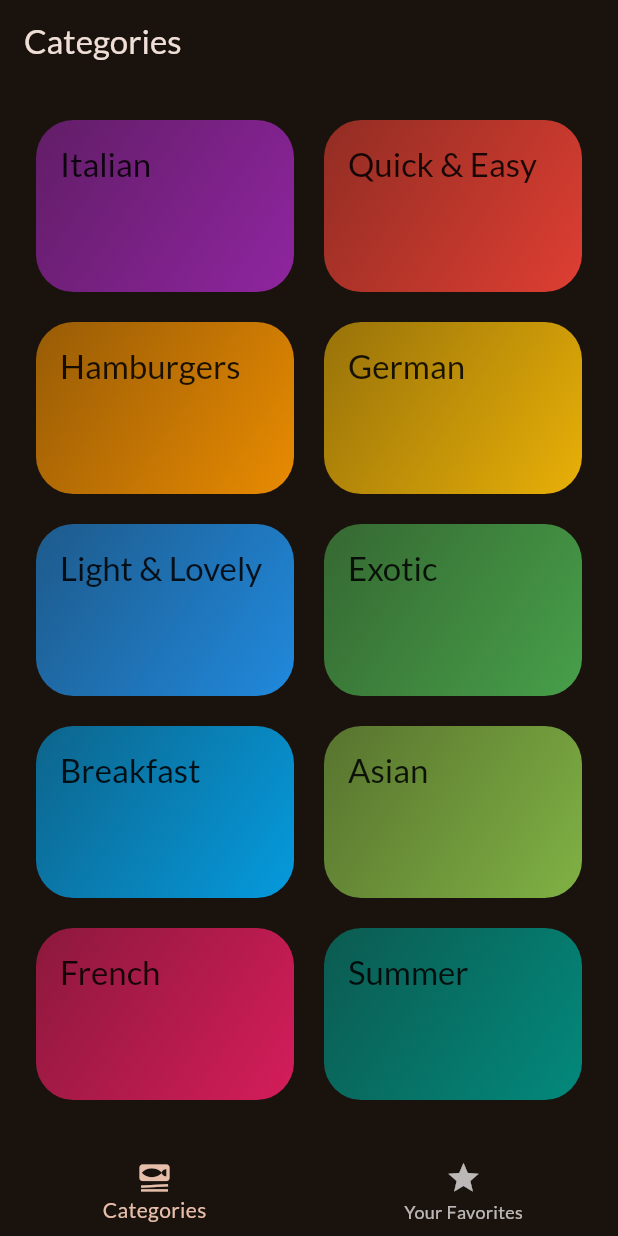
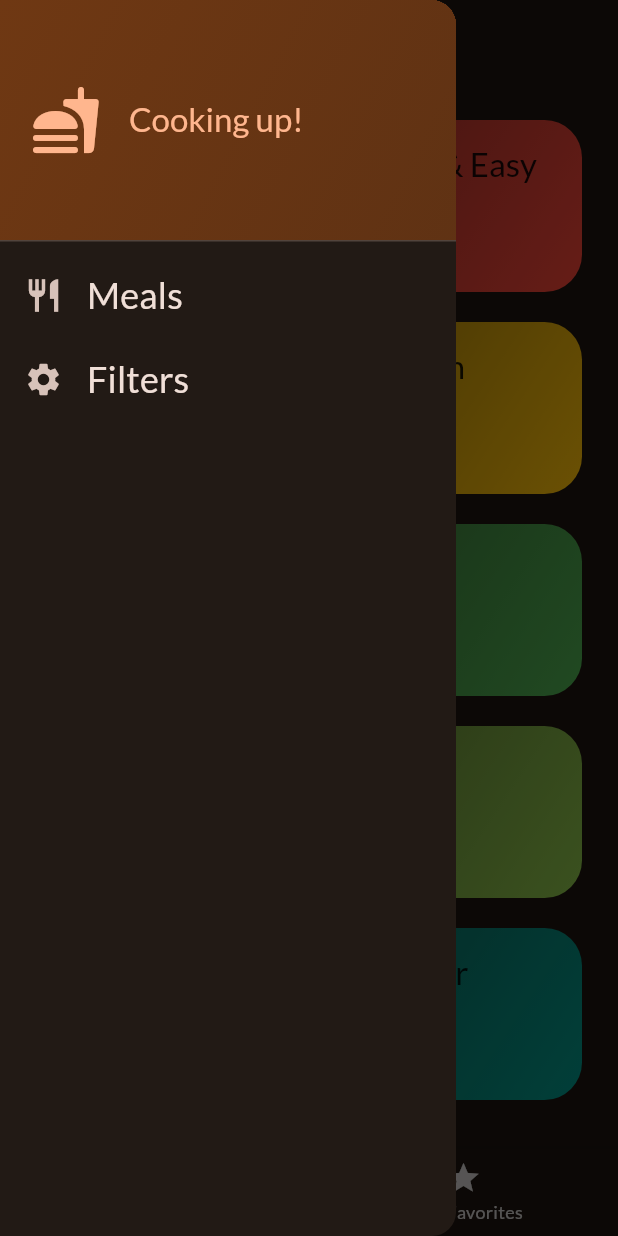
Before and after one commit to nabilmersni/Meals_Flutter_App, a Flutter app: the screen it shows after launch, with the side drawer open (before the commit the screen has no drawer), on a phone screen of 412 x 824 dp. Run offline on Flutter 3.47's test engine with Material 2 defaults, Android fonts, the phone set to English and light mode, and no system bars; our stand-ins replace google_fonts, transparent_image.

Commit message:
completing the filters logic

```diff
--- a/lib/screens/categories_screen.dart
+++ b/lib/screens/categories_screen.dart
@@ -10,13 +10,15 @@ class CategoriesScreen extends StatelessWidget {
     super.key,
     required this.toggleFavMeals,
     required this.isFavorite,
+    required this.availableMeals,
   });
 
   final void Function(Meal meal) toggleFavMeals;
   final bool Function(Meal meal) isFavorite;
+  final List<Meal> availableMeals;
 
   void _onSelectCategory(BuildContext context, Category category) {
-    final test = dummyMeals
+    final test = availableMeals
         .where((meal) => meal.categories.contains(category.id))
         .toList();
 
--- a/lib/screens/tabs_screen.dart
+++ b/lib/screens/tabs_screen.dart
@@ -1,7 +1,17 @@
 import 'package:flutter/material.dart';
+import 'package:meals_app/data/dummy_data.dart';
 import 'package:meals_app/model/meal.dart';
 import 'package:meals_app/screens/categories_screen.dart';
+import 'package:meals_app/screens/filters_screen.dart';
 import 'package:meals_app/screens/meals_screen.dart';
+import 'package:meals_app/widgets/main_drawer.dart';
+
+const kInitialFilters = {
+  Filters.glutenFree: false,
+  Filters.lactoseFree: false,
+  Filters.vegetarian: false,
+  Filters.vegan: false
+};
 
 class TabsScreen extends StatefulWidget {
   const TabsScreen({super.key});
@@ -15,6 +25,7 @@ class TabsScreen extends StatefulWidget {
 class _TabsScreen extends State<TabsScreen> {
   int _selectedPageIndex = 0;
   final List<Meal> _favMeals = [];
+  Map<Filters, bool> _selectedFilters = kInitialFilters;
 
   void _selectPage(int index) {
     setState(() {
@@ -27,12 +38,50 @@ class _TabsScreen extends State<TabsScreen> {
   }
 
   void _toggleFavMeals(Meal meal) {
-    _favMeals.contains(meal) ? _favMeals.remove(meal) : _favMeals.add(meal);
+    setState(
+      () {
+        _favMeals.contains(meal) ? _favMeals.remove(meal) : _favMeals.add(meal);
+      },
+    );
+  }
+
+  void _onSelectDrawerItem(String identifier) async {
+    Navigator.of(context).pop();
+    if (identifier == 'filters') {
+      final result = await Navigator.push<Map<Filters, bool>>(
+        context,
+        MaterialPageRoute(
+          builder: (ctx) => FiltersScreen(
+            currentFilters: _selectedFilters,
+          ),
+        ),
+      );
+      setState(() {
+        _selectedFilters = result ?? kInitialFilters;
+      });
+    }
   }
 
   @override
   Widget build(BuildContext context) {
+    final availableMeals = dummyMeals.where((meal) {
+      if (_selectedFilters[Filters.glutenFree]! && !meal.isGlutenFree) {
+        return false;
+      }
+      if (_selectedFilters[Filters.lactoseFree]! && !meal.isLactoseFree) {
+        return false;
+      }
+      if (_selectedFilters[Filters.vegetarian]! && !meal.isVegetarian) {
+        return false;
+      }
+      if (_selectedFilters[Filters.vegan]! && !meal.isVegan) {
+        return false;
+      }
+      return true;
+    }).toList();
+
     Widget activePage = CategoriesScreen(
+      availableMeals: availableMeals,
       toggleFavMeals: _toggleFavMeals,
       isFavorite: _isFavorite,
     );
@@ -50,6 +99,7 @@ class _TabsScreen extends State<TabsScreen> {
       appBar: AppBar(
         title: Text(activeTitle),
       ),
+      drawer: MainDrawer(onSelectDrawerItem: _onSelectDrawerItem),
       body: activePage,
       bottomNavigationBar: BottomNavigationBar(
         onTap: (index) => _selectPage(index),
--- /dev/null
+++ b/lib/widgets/main_drawer.dart
@@ -0,0 +1,83 @@
+import 'package:flutter/material.dart';
+
+class MainDrawer extends StatelessWidget {
+  const MainDrawer({super.key, required this.onSelectDrawerItem});
+
+  final void Function(String identifier) onSelectDrawerItem;
+
+  @override
+  Widget build(BuildContext context) {
+    return Drawer(
+      child: Column(
+        children: [
+          DrawerHeader(
+            padding: const EdgeInsets.all(20),
+            decoration: BoxDecoration(
+              gradient: LinearGradient(
+                colors: [
+                  Theme.of(context).colorScheme.primaryContainer,
+                  Theme.of(context)
+                      .colorScheme
+                      .primaryContainer
+                      .withOpacity(0.8),
+                ],
+                begin: Alignment.topLeft,
+                end: Alignment.bottomRight,
+              ),
+            ),
+            child: Row(
+              children: [
+                Icon(
+                  Icons.fastfood_rounded,
+                  size: 48,
+                  color: Theme.of(context).colorScheme.primary,
+                ),
+                const SizedBox(
+                  width: 18,
+                ),
+                Text(
+                  'Cooking up!',
+                  style: Theme.of(context).textTheme.titleLarge!.copyWith(
+                        color: Theme.of(context).colorScheme.primary,
+                      ),
+                ),
+              ],
+            ),
+          ),
+          ListTile(
+            onTap: () {
+              onSelectDrawerItem('meals');
+            },
+            leading: const Icon(
+              Icons.restaurant,
+              size: 26,
+            ),
+            title: Text(
+              'Meals',
+              style: Theme.of(context).textTheme.titleSmall!.copyWith(
+                    color: Theme.of(context).colorScheme.onBackground,
+                    fontSize: 24,
+                  ),
+            ),
+          ),
+          ListTile(
+            onTap: () {
+              onSelectDrawerItem('filters');
+            },
+            leading: const Icon(
+              Icons.settings,
+              size: 26,
+            ),
+            title: Text(
+              'Filters',
+              style: Theme.of(context).textTheme.titleSmall!.copyWith(
+                    color: Theme.of(context).colorScheme.onBackground,
+                    fontSize: 24,
+                  ),
+            ),
+          ),
+        ],
+      ),
+    );
+  }
+}
```
Also changed, not shown: lib/screens/filters_screen.dart (added, +152 -0 lines).
